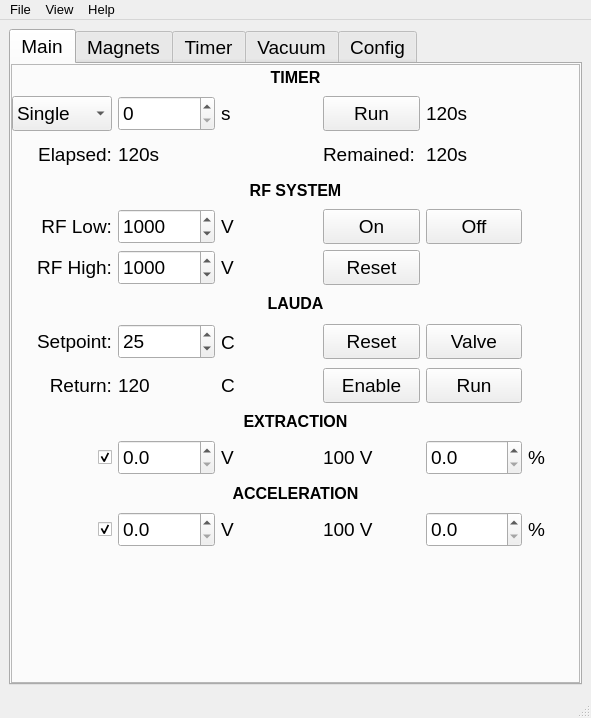
First picture: the form in Magnets_UI.ui, repository salinsalins/TDKLambda, before the edit.
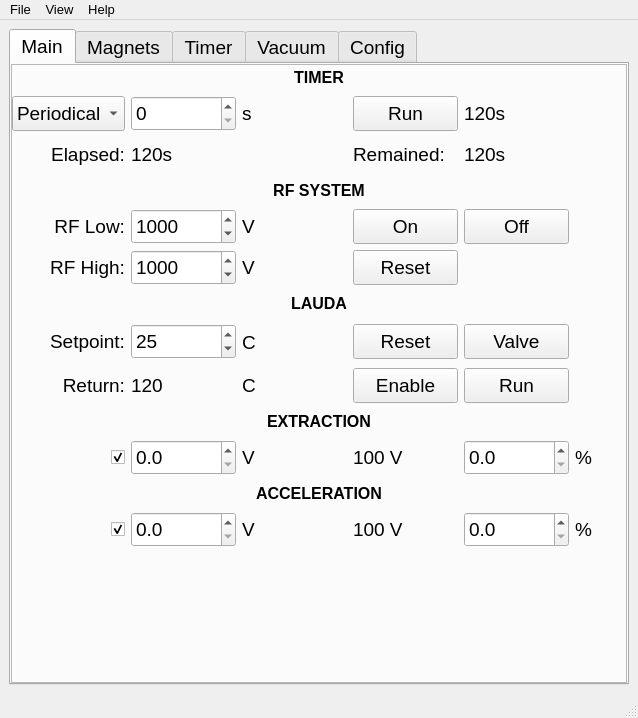
Second picture: the form after the edit. Icons and pictures are not drawn.

What changed in the file:
```diff
--- a/Magnets_UI.ui
+++ b/Magnets_UI.ui
@@ -6,7 +6,7 @@
    <rect>
     <x>0</x>
     <y>0</y>
-    <width>591</width>
+    <width>638</width>
     <height>718</height>
    </rect>
   </property>
@@ -78,7 +78,7 @@
           <property name="frameShadow">
            <enum>QFrame::Raised</enum>
           </property>
-          <layout class="QGridLayout" name="gridLayout_5" columnstretch="3,0,0,0,0,0">
+          <layout class="QGridLayout" name="gridLayout_5" columnstretch="0,0,0,0,0,0">
            <property name="leftMargin">
             <number>0</number>
            </property>
@@ -834,7 +834,7 @@
            <item row="1" column="0">
             <widget class="QComboBox" name="comboBox">
              <property name="sizePolicy">
-              <sizepolicy hsizetype="Maximum" vsizetype="Preferred">
+              <sizepolicy hsizetype="Minimum" vsizetype="Preferred">
                <horstretch>0</horstretch>
                <verstretch>0</verstretch>
               </sizepolicy>
@@ -847,7 +847,7 @@
              </property>
              <property name="maximumSize">
               <size>
-               <width>100</width>
+               <width>16777215</width>
                <height>35</height>
               </size>
              </property>
@@ -856,6 +856,9 @@
                <pointsize>14</pointsize>
               </font>
              </property>
+             <property name="currentIndex">
+              <number>1</number>
+             </property>
              <item>
               <property name="text">
                <string>Single</string>
@@ -3257,7 +3260,7 @@
     <rect>
      <x>0</x>
      <y>0</y>
-     <width>591</width>
+     <width>638</width>
      <height>34</height>
     </rect>
    </property>
```
Left out of the diff: 4 changed lines with no effect on the pictures.
